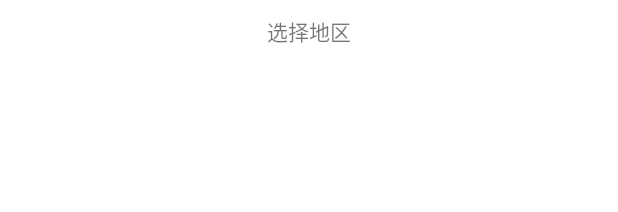
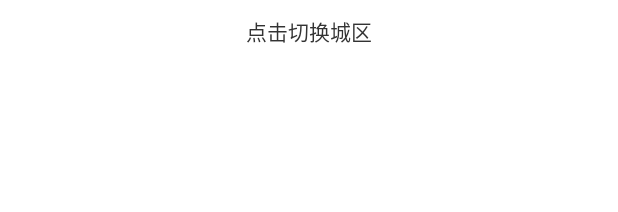
Before and after one commit to Business-master/Business-master, an Android app: the layout activity_area.xml on its own in the app's theme, with its tools: preview values and no code run, on a phone screen of 412 x 824 dp. Shown: the top 212 px of the screen. Run offline under Robolectric (Android 15) with nearby library versions, the phone set to English and light mode, and no system bars.

Commit message:
首页地区3

```diff
--- a/app/src/main/java/com/bus/business/mvp/ui/fragment/NewsFragment_new.java
+++ b/app/src/main/java/com/bus/business/mvp/ui/fragment/NewsFragment_new.java
@@ -179,7 +179,6 @@ public class NewsFragment_new extends BaseLazyFragment implements SwipeRefreshLa
     @Subscribe
     public void onEventMainThread(AreaCodeEvent event){
 
-       boolean is = event.getArea();
 
         if (event.getArea()){
             code = event.getAreaBean().getCode();
@@ -613,6 +612,7 @@ public class NewsFragment_new extends BaseLazyFragment implements SwipeRefreshLa
                 break;
             case LoadNewsType.TYPE_LOAD_MORE_SUCCESS:
                 if (areaSeaBeanList == null || areaSeaBeanList.size() == 0) {
+                    mAreaAdapter.notifyDataChangedAfterLoadMore(areaSeaBeanList, false);
                     Snackbar.make(mNewsRV, getString(R.string.no_more), Snackbar.LENGTH_SHORT).show();
                 } else {
                     mAreaAdapter.notifyDataChangedAfterLoadMore(areaSeaBeanList, true);
--- a/app/src/main/res/layout/activity_area.xml
+++ b/app/src/main/res/layout/activity_area.xml
@@ -11,9 +11,10 @@
             android:id="@+id/area_ch"
             android:gravity="center"
             android:clickable="true"
+            android:textColor="@color/color_333333"
             android:layout_width="match_parent"
             android:layout_height="wrap_content"
-            android:text="选择地区"/>
+            android:text="点击切换城区"/>
 
 
 
--- a/app/src/main/res/layout/fragment_main_page.xml
+++ b/app/src/main/res/layout/fragment_main_page.xml
@@ -6,6 +6,7 @@
     android:orientation="vertical">
 
     <LinearLayout
+        android:background="@color/white"
         android:layout_width="match_parent"
         android:orientation="horizontal"
         android:gravity="center_vertical"
--- a/app/src/main/res/layout/item_news.xml
+++ b/app/src/main/res/layout/item_news.xml
@@ -70,6 +70,7 @@
             android:textSize="12sp"
             android:gravity="bottom"
             android:id="@+id/type"
+            android:visibility="gone"
             android:background="@color/white"
             android:textColor="@color/red"
             android:text="商讯"
```
